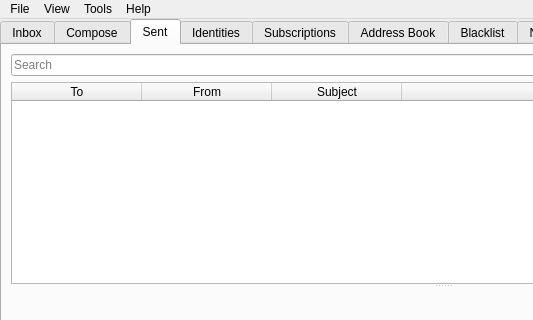
Above: src/bitmessageqt/bitmessageui.ui from webdev25/PyBitmessage before the change; both pictures show x 0 to 533 and y 0 to 320 of the 885 by 580 pixel window. Below: the same form after it.
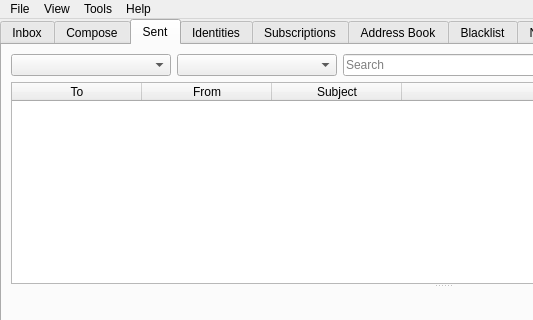
That is the form after the change. The open tabs and pages were chosen to show the change. Icons and pictures are not drawn.

Commit message: created a `to` and `from`  address combo on the sent tab, as well as other bugfixes and enhancments from the `inbox` section

Patch:
```diff
--- a/src/bitmessageqt/bitmessageui.ui
+++ b/src/bitmessageqt/bitmessageui.ui
@@ -862,6 +862,50 @@
              <property name="bottomMargin">
               <number>0</number>
              </property>
+             <item>
+              <widget class="QComboBox" name="comboSentTo">
+               <property name="sizePolicy">
+                <sizepolicy hsizetype="Fixed" vsizetype="Fixed">
+                 <horstretch>0</horstretch>
+                 <verstretch>0</verstretch>
+                </sizepolicy>
+               </property>
+               <property name="minimumSize">
+                <size>
+                 <width>160</width>
+                 <height>0</height>
+                </size>
+               </property>
+               <property name="maximumSize">
+                <size>
+                 <width>160</width>
+                 <height>16777215</height>
+                </size>
+               </property>
+              </widget>
+             </item>
+             <item>
+              <widget class="QComboBox" name="comboSentFrom">
+               <property name="sizePolicy">
+                <sizepolicy hsizetype="Fixed" vsizetype="Fixed">
+                 <horstretch>0</horstretch>
+                 <verstretch>0</verstretch>
+                </sizepolicy>
+               </property>
+               <property name="minimumSize">
+                <size>
+                 <width>160</width>
+                 <height>0</height>
+                </size>
+               </property>
+               <property name="maximumSize">
+                <size>
+                 <width>160</width>
+                 <height>16777215</height>
+                </size>
+               </property>
+              </widget>
+             </item>
              <item>
               <widget class="QLineEdit" name="sentSearchLineEdit">
                <property name="placeholderText">
```
The commit also changes 3 other files.
